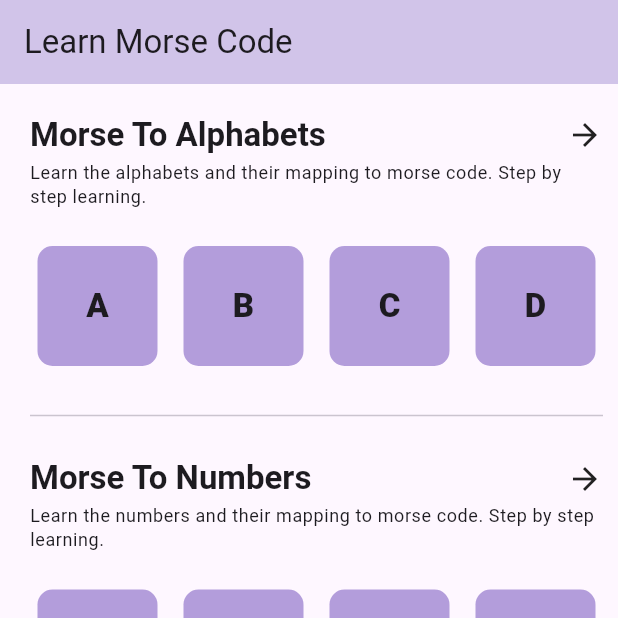
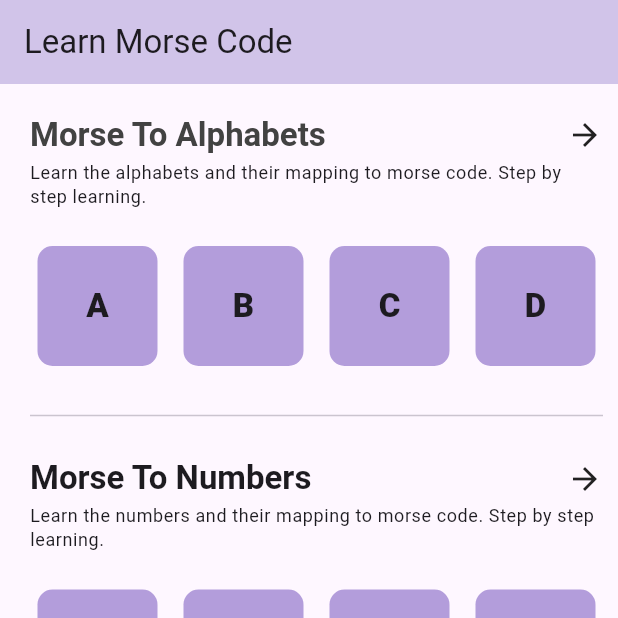
Before and after one commit to JagdishOnGH/morse_app, a Flutter app: the screen it shows after launch, on a phone screen of 412 x 824 dp, the top half of it. Run offline on Flutter 3.47's test engine with Material 3 defaults, Android fonts, the phone set to English and light mode, and no system bars; our stand-ins replace fluttertoast.

```diff
--- a/lib/feature/learn/pages/learn_page.dart
+++ b/lib/feature/learn/pages/learn_page.dart
@@ -25,8 +25,9 @@ class LearnPage extends StatelessWidget {
                 mainAxisAlignment: MainAxisAlignment.spaceBetween,
                 children: [
                   Text("Morse To Alphabets",
-                      style:
-                          ts.titleLarge?.copyWith(fontWeight: FontWeight.w600)),
+                      style: ts.titleLarge?.copyWith(
+                          fontWeight: FontWeight.w600,
+                          color: Colors.grey.shade800)),
                   InkWell(
                       onTap: () {
                         // goto learning page
```
